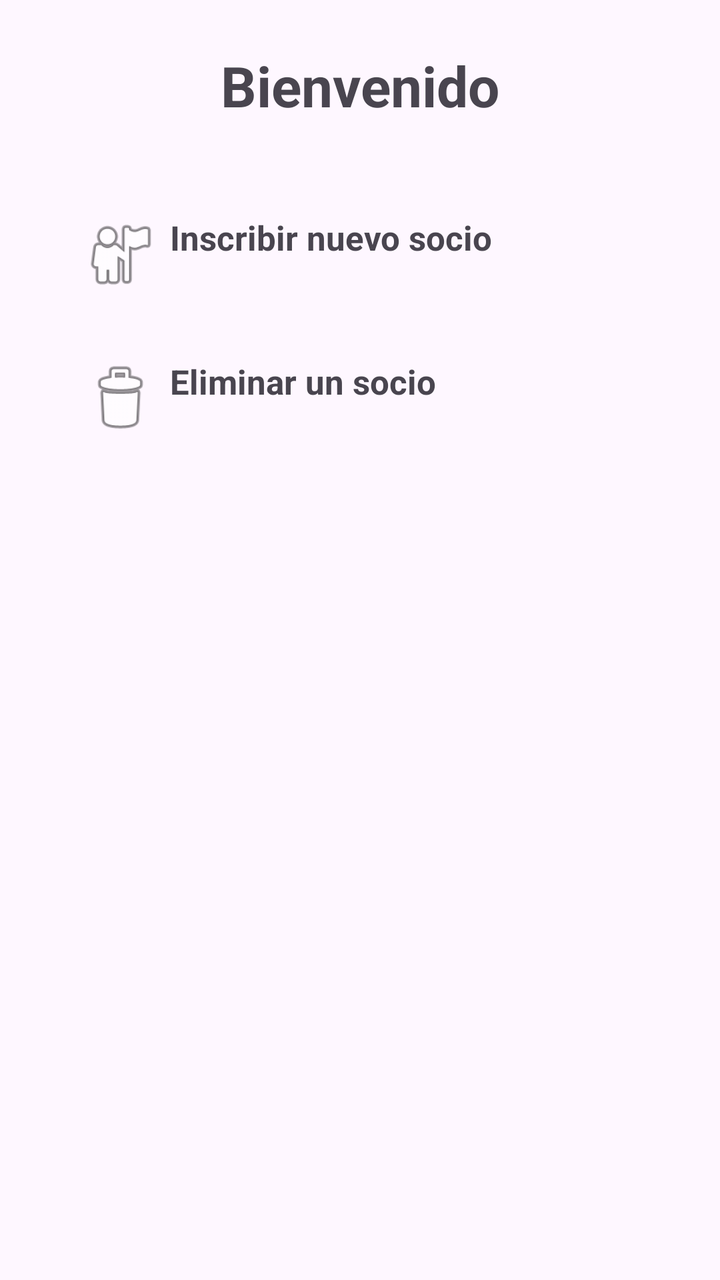
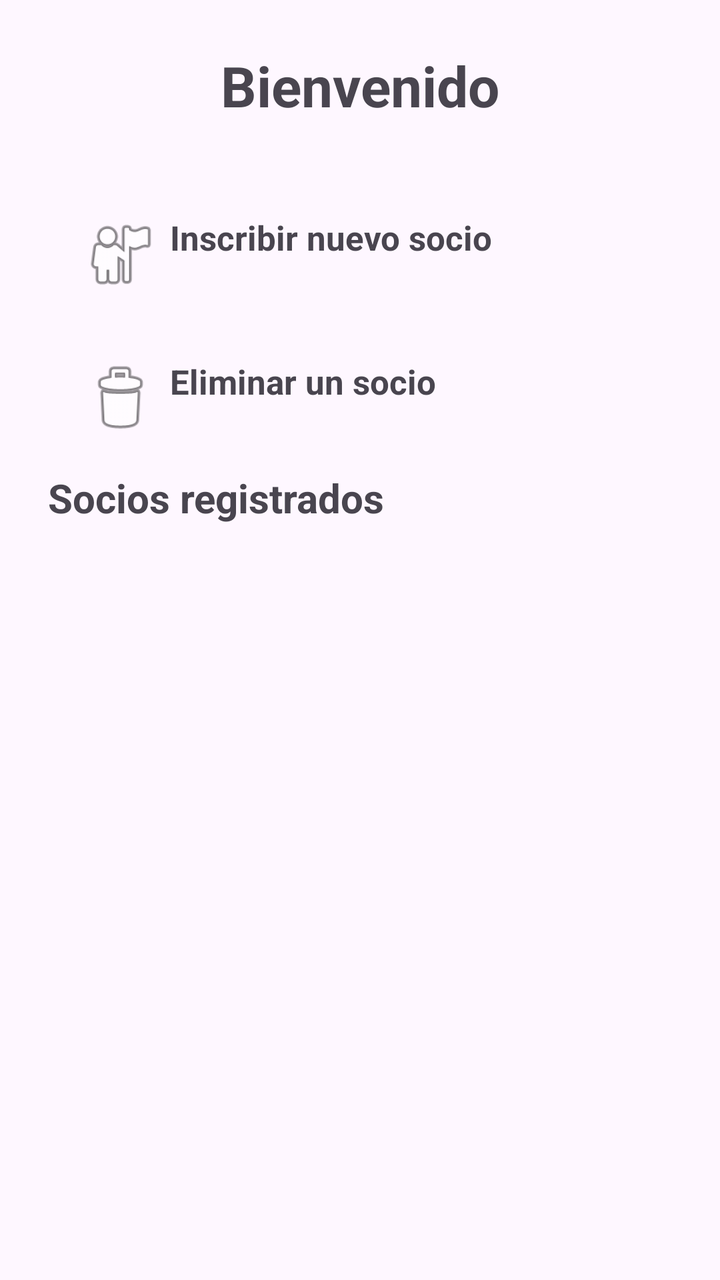

An Android layout rendered at two revisions. The XML below is the earlier revision; the diff shows what the commit changed to produce the second picture.
<!-- AndroidManifest.xml: application theme Theme.ProyectoUCES2026 -->
<!-- res/layout/activity_home.xml -->
<?xml version="1.0" encoding="utf-8"?>
<LinearLayout
    xmlns:android="http://schemas.android.com/apk/res/android"
    android:layout_width="match_parent"
    android:layout_height="match_parent"
    android:orientation="vertical"
    android:padding="24dp">
    
    <TextView
        android:layout_width="match_parent"
        android:layout_height="wrap_content"
        android:text="Bienvenido"
        android:textSize="28sp"
        android:textStyle="bold"
        android:gravity="center"
        android:layout_marginBottom="30dp"/>

    
    <LinearLayout
        android:id="@+id/cardInscribirSocio"
        android:layout_width="match_parent"
        android:layout_height="wrap_content"
        android:orientation="horizontal"
        android:padding="16dp"
        android:elevation="4dp">
        
        <ImageView
            android:layout_width="40dp"
            android:layout_height="40dp"
            android:src="@android:drawable/ic_menu_myplaces"/>

        <TextView
            android:layout_width="wrap_content"
            android:layout_height="match_parent"
            android:text="Inscribir nuevo socio"
            android:layout_marginLeft="5dp"
            android:textSize="17dp"
            android:textStyle="bold"/>

    </LinearLayout>

    
    <LinearLayout
        android:id="@+id/cardEliminarrSocio"
        android:layout_width="match_parent"
        android:layout_height="wrap_content"
        android:orientation="horizontal"
        android:padding="16dp"
        android:elevation="4dp">

        <ImageView
            android:layout_width="40dp"
            android:layout_height="40dp"
            android:src="@android:drawable/ic_menu_delete"/>

        <TextView
            android:layout_width="wrap_content"
            android:layout_height="match_parent"
            android:text="Eliminar un socio"
            android:layout_marginLeft="5dp"
            android:textSize="17dp"
            android:textStyle="bold"/>
    </LinearLayout>

</LinearLayout>
<!-- resources referenced by this layout -->
<resources>
  <style name="Theme.ProyectoUCES2026" parent="Base.Theme.ProyectoUCES2026" />
  <style name="Base.Theme.ProyectoUCES2026" parent="Theme.Material3.DayNight.NoActionBar">
          
          
      </style>
</resources>

<!-- the commit's change to res/layout/activity_home.xml (unified diff, before → after) -->
@@ -62,4 +62,31 @@
             android:textStyle="bold"/>
     </LinearLayout>
 
+    <TextView
+        android:layout_width="match_parent"
+        android:layout_height="wrap_content"
+        android:text="Socios registrados"
+        android:textSize="20sp"
+        android:textStyle="bold"
+        android:layout_marginBottom="8dp" />
+
+    
+
+    <TextView
+        android:id="@+id/txtSinSocios"
+        android:layout_width="match_parent"
+        android:layout_height="wrap_content"
+        android:text="Todavía no hay socios registrados."
+        android:gravity="center"
+        android:padding="12dp"
+        android:visibility="gone" />
+
+    
+
+    <androidx.recyclerview.widget.RecyclerView
+        android:id="@+id/rvSocios"
+        android:layout_width="match_parent"
+        android:layout_height="0dp"
+        android:layout_weight="1" />
+
 </LinearLayout>
